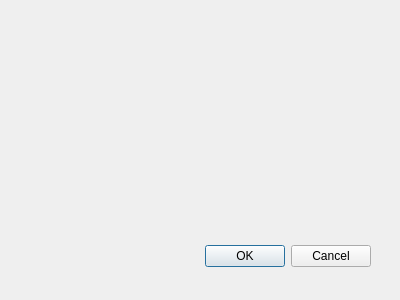
Above: qceplib-base/qcepnewdataarraydialog.ui from guyjennings/qxrd before the change. Below: the same form after it.
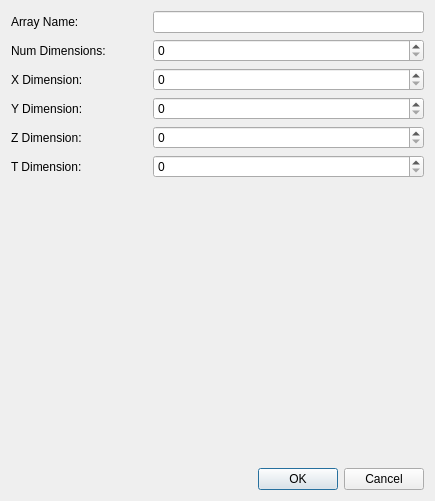
That is the form after the change.

```diff
--- a/qceplib-base/qcepnewdataarraydialog.ui
+++ b/qceplib-base/qcepnewdataarraydialog.ui
@@ -8,29 +8,118 @@
    <rect>
     <x>0</x>
     <y>0</y>
-    <width>400</width>
-    <height>300</height>
+    <width>435</width>
+    <height>501</height>
    </rect>
   </property>
   <property name="windowTitle">
    <string>Dialog</string>
   </property>
-  <widget name="buttonBox" class="QDialogButtonBox">
-   <property name="geometry">
-    <rect>
-     <x>30</x>
-     <y>240</y>
-     <width>341</width>
-     <height>32</height>
-    </rect>
-   </property>
-   <property name="orientation">
-    <enum>Qt::Horizontal</enum>
-   </property>
-   <property name="standardButtons">
-    <set>QDialogButtonBox::Cancel|QDialogButtonBox::Ok</set>
-   </property>
-  </widget>
+  <layout class="QGridLayout" name="gridLayout">
+   <item row="0" column="0">
+    <widget class="QLabel" name="label">
+     <property name="text">
+      <string>Array Name:</string>
+     </property>
+    </widget>
+   </item>
+   <item row="0" column="1" colspan="2">
+    <widget class="QLineEdit" name="m_ArrayName"/>
+   </item>
+   <item row="6" column="0" colspan="3">
+    <spacer name="verticalSpacer">
+     <property name="orientation">
+      <enum>Qt::Vertical</enum>
+     </property>
+     <property name="sizeHint" stdset="0">
+      <size>
+       <width>368</width>
+       <height>226</height>
+      </size>
+     </property>
+    </spacer>
+   </item>
+   <item row="7" column="0" colspan="3">
+    <widget class="QDialogButtonBox" name="buttonBox">
+     <property name="orientation">
+      <enum>Qt::Horizontal</enum>
+     </property>
+     <property name="standardButtons">
+      <set>QDialogButtonBox::Cancel|QDialogButtonBox::Ok</set>
+     </property>
+    </widget>
+   </item>
+   <item row="1" column="0">
+    <widget class="QLabel" name="label_2">
+     <property name="text">
+      <string>Num Dimensions:</string>
+     </property>
+    </widget>
+   </item>
+   <item row="1" column="1" colspan="2">
+    <widget class="QSpinBox" name="m_NumDimensions">
+     <property name="maximum">
+      <number>4</number>
+     </property>
+    </widget>
+   </item>
+   <item row="2" column="0">
+    <widget class="QLabel" name="label_3">
+     <property name="text">
+      <string>X Dimension:</string>
+     </property>
+    </widget>
+   </item>
+   <item row="2" column="1" colspan="2">
+    <widget class="QSpinBox" name="m_XDimension">
+     <property name="maximum">
+      <number>1000000</number>
+     </property>
+    </widget>
+   </item>
+   <item row="3" column="0">
+    <widget class="QLabel" name="label_4">
+     <property name="text">
+      <string>Y Dimension:</string>
+     </property>
+    </widget>
+   </item>
+   <item row="3" column="1" colspan="2">
+    <widget class="QSpinBox" name="m_YDimension">
+     <property name="maximum">
+      <number>1000000</number>
+     </property>
+    </widget>
+   </item>
+   <item row="4" column="0">
+    <widget class="QLabel" name="label_5">
+     <property name="text">
+      <string>Z Dimension:</string>
+     </property>
+    </widget>
+   </item>
+   <item row="4" column="1" colspan="2">
+    <widget class="QSpinBox" name="m_ZDimension">
+     <property name="maximum">
+      <number>1000000</number>
+     </property>
+    </widget>
+   </item>
+   <item row="5" column="0">
+    <widget class="QLabel" name="label_6">
+     <property name="text">
+      <string>T Dimension:</string>
+     </property>
+    </widget>
+   </item>
+   <item row="5" column="1" colspan="2">
+    <widget class="QSpinBox" name="m_TDimension">
+     <property name="maximum">
+      <number>1000000</number>
+     </property>
+    </widget>
+   </item>
+  </layout>
  </widget>
  <pixmapfunction/>
  <resources/>
```
Left out of the diff: 7 changed lines with no effect on the pictures.
